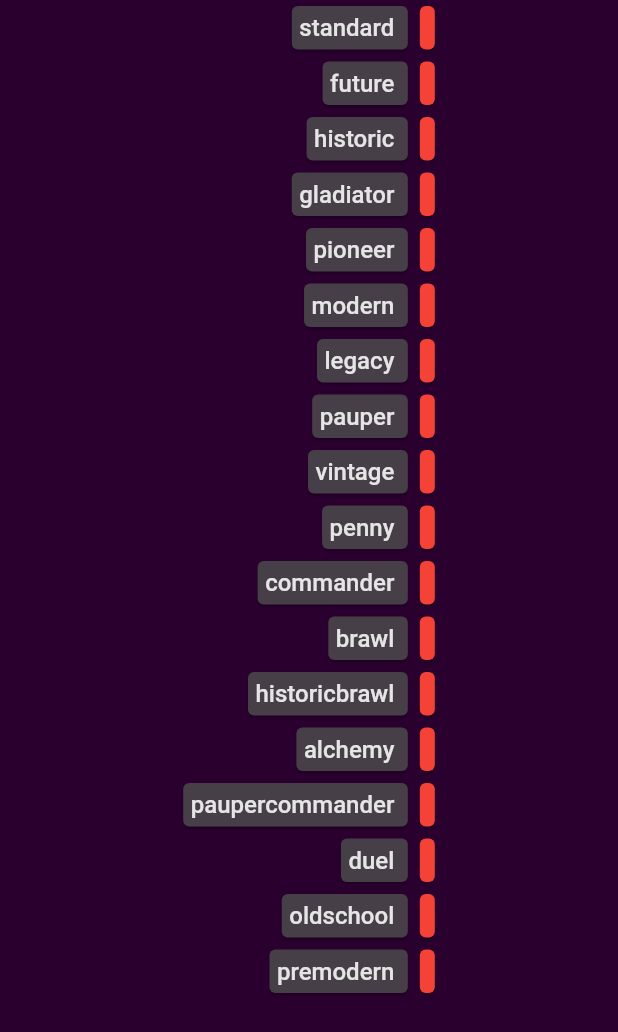
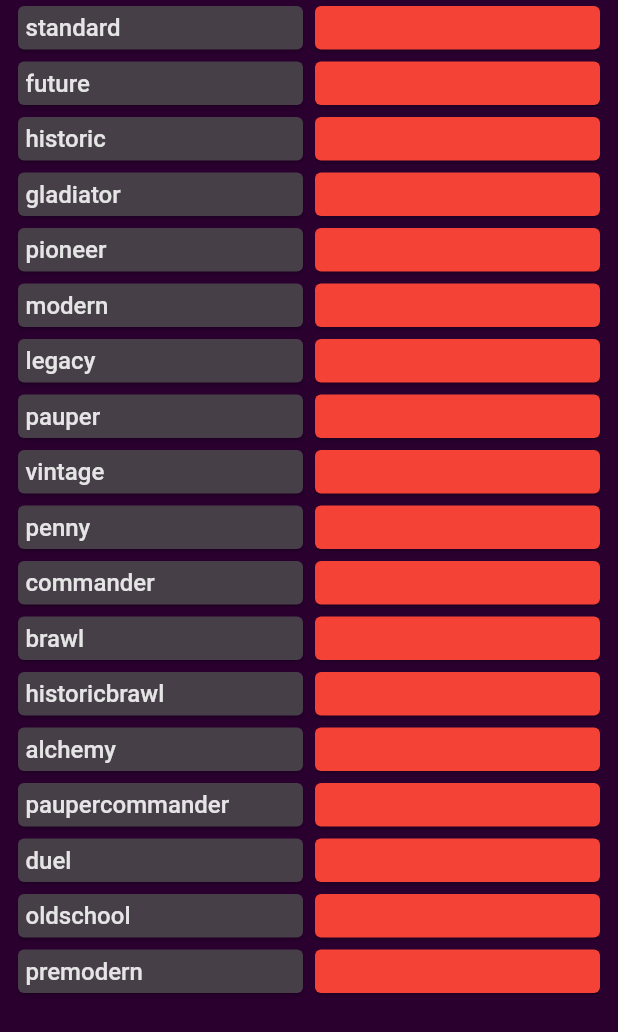
Before and after one commit to Rangel07/scryfallAPP, a Flutter app: the CardLegal widget shown alone on an empty page, opened directly with empty values, on a phone screen of 412 x 824 dp. Shown: the top 1032 px of the screen. Run offline on Flutter 3.47's test engine with Material 2 defaults, Android fonts, the phone set to English and light mode, and no system bars; network calls fail.

Commit message:
Visual adjusts and adding comments

```diff
--- a/scryfall_app/lib/globals/globals.dart
+++ b/scryfall_app/lib/globals/globals.dart
@@ -20,14 +20,14 @@ const formatList = ['standard',
 'duel',
 'oldschool',
 'premodern'];
-
 // using fuzzy search
-const url = 'https://api.scryfall.com/cards/named?fuzzy=';
+const urlFuzzy = 'https://api.scryfall.com/cards/named?fuzzy=';
 
 // Colors
 const kpurple = Color.fromARGB(255, 42, 0, 47);
 const kwhite = Color.fromARGB(220, 255,255,255);
 const kgrey = Color.fromARGB(255, 71,63,72);
+const kcardColor = Color.fromARGB(255, 91,83,92);
 
 // TextStyles
 const ktextWhite = TextStyle(color: kwhite, fontSize: 16);
--- a/scryfall_app/lib/globals/legalities.dart
+++ b/scryfall_app/lib/globals/legalities.dart
@@ -1,3 +1,4 @@
+// Class for format legalities about a card
 class Legalities {
   String? standard;
   String? future;
@@ -18,6 +19,7 @@ class Legalities {
   String? oldschool;
   String? premodern;
 
+  // Normal constructor
   Legalities({
       this.standard,
       this.future,
@@ -37,7 +39,7 @@ class Legalities {
       this.duel,
       this.oldschool,
       this.premodern});
-
+  // Constructor using _JsonMap
   Legalities.fromJson(dynamic json) {
     standard = json['standard'];
     future = json['future'];
@@ -59,26 +61,27 @@ class Legalities {
     premodern = json['premodern'];
   }
 
+  // Transform in Json (Map<String, dynamic>)
   Map<String, dynamic> toJson() {
-    final Map<String, dynamic> data = new Map<String, dynamic>();
-    data['standard'] = this.standard;
-    data['future'] = this.future;
-    data['historic'] = this.historic;
-    data['gladiator'] = this.gladiator;
-    data['pioneer'] = this.pioneer;
-    data['modern'] = this.modern;
-    data['legacy'] = this.legacy;
-    data['pauper'] = this.pauper;
-    data['vintage'] = this.vintage;
-    data['penny'] = this.penny;
-    data['commander'] = this.commander;
-    data['brawl'] = this.brawl;
-    data['historicbrawl'] = this.historicbrawl;
-    data['alchemy'] = this.alchemy;
-    data['paupercommander'] = this.paupercommander;
-    data['duel'] = this.duel;
-    data['oldschool'] = this.oldschool;
-    data['premodern'] = this.premodern;
+    final Map<String, dynamic> data = Map<String, dynamic>();
+    data['standard'] = standard;
+    data['future'] = future;
+    data['historic'] = historic;
+    data['gladiator'] = gladiator;
+    data['pioneer'] = pioneer;
+    data['modern'] = modern;
+    data['legacy'] = legacy;
+    data['pauper'] = pauper;
+    data['vintage'] = vintage;
+    data['penny'] = penny;
+    data['commander'] = commander;
+    data['brawl'] = brawl;
+    data['historicbrawl'] = historicbrawl;
+    data['alchemy'] = alchemy;
+    data['paupercommander'] = paupercommander;
+    data['duel'] = duel;
+    data['oldschool'] = oldschool;
+    data['premodern'] = premodern;
     return data;
   }
 }
--- a/scryfall_app/lib/main.dart
+++ b/scryfall_app/lib/main.dart
@@ -14,6 +14,7 @@ class MyApp extends StatelessWidget {
   @override
   Widget build(BuildContext context) {
     return MaterialApp(
+      debugShowCheckedModeBanner: false,
       title: 'Flutter Demo',
       theme: ThemeData(
         scaffoldBackgroundColor: kpurple,
--- a/scryfall_app/lib/pages/main_page.dart
+++ b/scryfall_app/lib/pages/main_page.dart
@@ -6,7 +6,7 @@ import 'package:scryfall_app/pages/card_page.dart';
 class MainPage extends StatelessWidget {
   MainPage({Key? key}) : super(key: key);
 
-  NetworkHelper networkHelper = NetworkHelper(url);
+  NetworkHelper networkHelper = NetworkHelper(urlFuzzy);
 
   @override
   Widget build(BuildContext context) {
@@ -21,6 +21,7 @@ class MainPage extends StatelessWidget {
         children: [
           Padding(
             padding: const EdgeInsets.all(16.0),
+            // Field Search card when submited ("ENTER")
             child: TextField(
               decoration: const InputDecoration(
                 prefixIcon: Icon(Icons.search, color: kwhite),
@@ -29,6 +30,7 @@ class MainPage extends StatelessWidget {
               ),
               style: ktextWhite,
               onSubmitted: (value) async {
+                // Making search with input text
                 var response = await networkHelper.getData(value);
                 if (response != null) {
                   Navigator.push(context,
@@ -38,17 +40,26 @@ class MainPage extends StatelessWidget {
                     );
                   }));
                 } else {
-                  //TODO Do proper style for dialog
+                  // Dialog if search failed to find card
                   showDialog(
                     context: context,
                     builder: (BuildContext context) => AlertDialog(
-                            title: const Text("Couldn't find anything"),
+                      title: const Text(
+                        "Couldn't find anything",
+                        style: ktextWhite,
+                      ),
                       actions: [
                         TextButton(
                           onPressed: () => Navigator.of(context).pop(),
-                                  child: const Text("OK"))
+                          child: const Text(
+                            "OK",
+                            style: ktextWhite,
+                          ),
+                        )
                       ],
-                          ));
+                      backgroundColor: kcardColor,
+                    ),
+                  );
                 }
               },
             ),
--- a/scryfall_app/lib/widgets/card_legal.dart
+++ b/scryfall_app/lib/widgets/card_legal.dart
@@ -1,47 +1,86 @@
-import 'dart:convert';
-
 import 'package:flutter/material.dart';
 import 'package:scryfall_app/globals/globals.dart';
 import 'package:scryfall_app/globals/legalities.dart';
 
 class CardLegal extends StatelessWidget {
-  CardLegal({Key? key, @required this.data}) : super(key: key);
+  const CardLegal({Key? key, @required this.data}) : super(key: key);
 
   final dynamic data;
 
-  // Legalities legal = Legalities.fromJson(data);
-
   @override
   Widget build(BuildContext context) {
+    // Transforming legalities _JsonMap to Map<String, dynamic>
     Legalities legal = Legalities.fromJson(data);
-    var legalList = legal.toJson();
+    Map<String, dynamic> legalList = legal.toJson();
+
     return Padding(
       padding: const EdgeInsets.fromLTRB(8, 0, 8, 8),
-      child: Row(
-        mainAxisAlignment: MainAxisAlignment.center,
+      child: Column(
+        crossAxisAlignment: CrossAxisAlignment.center,
         children: [
-
-          Column(
-            crossAxisAlignment: CrossAxisAlignment.end,
-            children: [
-              for (var format in formatList)
-              Card(child: Padding(
-                padding: const EdgeInsets.all(5.0),
-                child: Text("$format ", style: ktextCard,),
-              ), color: kgrey,),
-            ],
-          ),
-          Column(
-            crossAxisAlignment: CrossAxisAlignment.start,
-            children: [
-            for (var format in formatList)
-            Card(child: Padding(
-                padding: const EdgeInsets.all(5.0),
-                child: Text(legalList[format], style: ktextCard,),
-              ),color: (legalList[format]=='legal')? Colors.green : Colors.red,)
-          ],)
+          for (var format in formatList)
+            Row(
+              mainAxisAlignment: MainAxisAlignment.center,
+              // TODO SizedBoxes and adjust
+              children: [
+                Expanded(
+                  flex: 1,
+                  child: Card(
+                    child: Padding(
+                      padding: const EdgeInsets.all(5.0),
+                      child: Text(
+                        "$format ",
+                        style: ktextCard,
+                      ),
+                    ),
+                    color: kgrey,
+                  ),
+                ),
+                Expanded(
+                  flex: 1,
+                  child: Card(
+                    child: Padding(
+                      padding: const EdgeInsets.all(5.0),
+                      child: Text(
+                        legalList[format],
+                        style: ktextCard,
+                      ),
+                    ),
+                    color: (legalList[format] == 'legal')
+                        ? Colors.green
+                        : Colors.red,
+                  ),
+                )
+              ],
+            ),
         ],
       ),
     );
   }
 }
+
+
+// Row(
+//         mainAxisAlignment: MainAxisAlignment.center,
+//         children: [
+//           Column(
+//             crossAxisAlignment: CrossAxisAlignment.end,
+//             children: [
+//               for (var format in formatList)
+//               Card(child: Padding(
+//                 padding: const EdgeInsets.all(5.0),
+//                 child: Text("$format ", style: ktextCard,),
+//               ), color: kgrey,),
+//             ],
+//           ),
+//           Column(
+//             crossAxisAlignment: CrossAxisAlignment.start,
+//             children: [
+//             for (var format in formatList)
+//             Card(child: Padding(
+//                 padding: const EdgeInsets.all(5.0),
+//                 child: Text(legalList[format], style: ktextCard,),
+//               ),color: (legalList[format]=='legal')? Colors.green : Colors.red,)
+//           ],)
+//         ],
+//       ),
```
Also changed, not shown: scryfall_app/lib/pages/card_page.dart (+5 -2 lines). Lines whose indentation alone changed are shown as unchanged.
